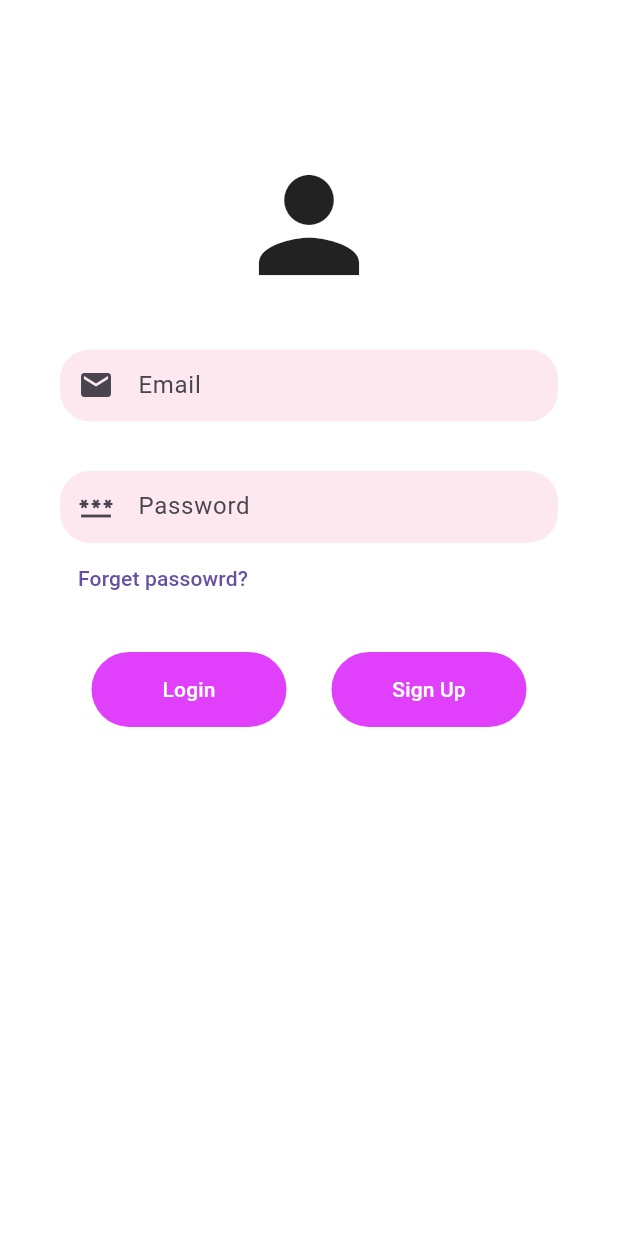
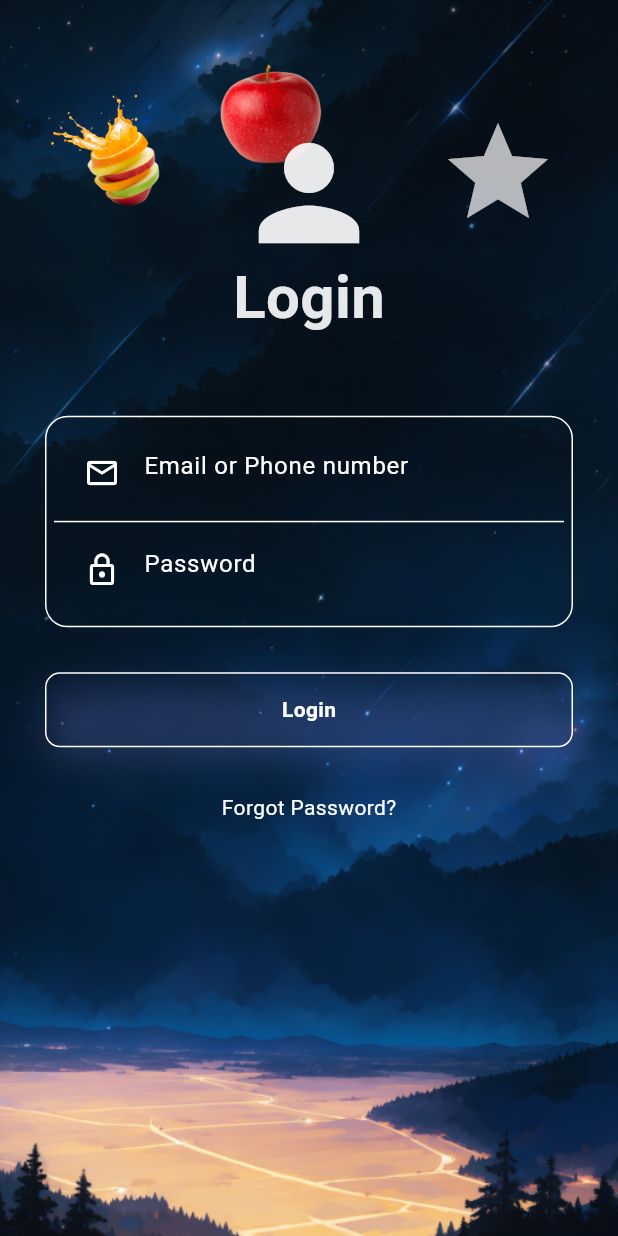
Before and after one commit to Jagddish/sankar, a Flutter app: the screen it shows after launch, on a phone screen of 412 x 824 dp. Run offline on Flutter 3.47's test engine with Material 3 defaults, Android fonts, the phone set to English and light mode, and no system bars; our stand-ins replace animate_do.

Commit message:
Add animated login page

```diff
--- a/lib/main.dart
+++ b/lib/main.dart
@@ -1,4 +1,5 @@
 import 'package:flutter/material.dart';
+import 'package:sankar/pages/animated_login.dart';
 import 'package:sankar/pages/formfield.dart';
 import 'package:sankar/pages/home_page.dart';
 import 'package:sankar/pages/login_page.dart';
@@ -15,7 +16,7 @@ class MyApp extends StatelessWidget {
     return MaterialApp(
       debugShowCheckedModeBanner: false,
       home: Scaffold(
-        body: LoginPage(),),
+        body: AnimeLogin()),
     );
   }
 }
--- /dev/null
+++ b/lib/pages/animated_login.dart
@@ -0,0 +1,192 @@
+import 'package:animate_do/animate_do.dart';
+import 'package:flutter/cupertino.dart';
+import 'package:flutter/material.dart';
+
+class AnimeLogin extends StatefulWidget {
+  const AnimeLogin({super.key});
+
+  @override
+  State<AnimeLogin> createState() => _AnimeLoginState();
+}
+
+class _AnimeLoginState extends State<AnimeLogin> {
+  @override
+  Widget build(BuildContext context) {
+    final double height = MediaQuery.of(context).size.height;
+
+    return Scaffold(
+
+      body: Container(
+        width: double.maxFinite,
+        height: double.maxFinite,
+        decoration: BoxDecoration(
+          image: DecorationImage(
+            image: AssetImage('images/night.png'),
+            fit: BoxFit.cover,
+          ),
+          color: Colors.transparent,
+        ),
+        child: Column(
+          children: [
+            Container(
+              height: height*0.3,
+
+              child: Stack(children: [
+                Positioned(
+                  left: 30,
+                  width: 80,
+                  height: 200,
+                  child: FadeInDown(duration: Duration(seconds: 1), child: Container(
+                    decoration: BoxDecoration(
+                        image: DecorationImage(
+                            image: AssetImage('images/fruits.png'),
+                        )
+                    ),
+                  )),
+                ),
+                Positioned(
+                  left: 140,
+                  width: 80,
+                  height: 150,
+                  child: FadeInDown(duration: Duration(milliseconds: 1200), child: Container(
+                    decoration: BoxDecoration(
+                        image: DecorationImage(
+                            image: AssetImage('images/apple.png')
+                        )
+                    ),
+                  )),
+                ),
+                Positioned(
+                  right: 40,
+                  top: 40,
+                  width: 80,
+                  height: 150,
+                  child: FadeInDown(duration: Duration(milliseconds: 1300),
+                      child: Container(
+                        child: Icon(Icons.star,size: 80,color: Color.fromRGBO(255, 255, 255, .7),),
+                    // decoration: BoxDecoration(
+                    //     image: DecorationImage(
+                    //         image: AssetImage('images/straberry.png')
+                    //     )
+                    // ),
+                  )),
+                ),
+                Positioned(
+
+                  child: FadeInUp(duration: Duration(milliseconds: 1600), child: Container(
+                    margin: EdgeInsets.only(top: 10),
+                    child: Center(
+                      child: Icon(Icons.person,color: Color.fromRGBO(255, 255, 255, .9),size: 100,)
+                      // Text("Login", style: TextStyle(
+                      //     color: Color.fromRGBO(255, 255, 255,1) ,
+                      //     fontSize: 40, fontWeight: FontWeight.bold),),
+                    ),
+                  )),
+                ),
+                Positioned(
+                  child: FadeInUp(duration: Duration(milliseconds: 1600), child: Container(
+                    margin: EdgeInsets.only(top: 150),
+                    child: Center(
+                      child: Text("Login", style: TextStyle(
+                          color: Color.fromRGBO(255, 255, 255,.9) ,
+                          fontSize: 40, fontWeight: FontWeight.bold),),
+                    ),
+                  )),
+                ),
+
+
+
+              ],)
+            ),
+            Padding(
+              padding: EdgeInsets.all(30.0),
+              child: Column(
+                children: <Widget>[
+                  FadeInUp(duration: Duration(milliseconds: 1800), child: Container(
+                    padding: EdgeInsets.all(5),
+                    decoration: BoxDecoration(
+                        color: Colors.transparent,
+                        borderRadius: BorderRadius.circular(15.0),
+                        border: Border.all(color: Colors.white),
+
+
+                        // boxShadow: [
+                        //   BoxShadow(
+                        //       color: Color.fromRGBO(143, 148, 251, .2),
+                        //       blurRadius: 20.0,
+                        //       offset: Offset(0, 10)
+                        //   )
+                        // ]
+                    ),
+                    child: Column(
+                      children: <Widget>[
+                        // Email text-field
+                        Container(
+                          padding: EdgeInsets.all(8.0),
+                          decoration: BoxDecoration(
+                              border: Border(bottom: BorderSide(color:  Colors.white),)
+                          ),
+                          child: TextField(
+                            decoration: InputDecoration(
+                                border: InputBorder.none,
+                                hintText: "Email or Phone number",
+                                hintStyle: TextStyle(color: Colors.white),
+                              prefixIcon: Icon(Icons.email_outlined,color: Colors.white,),
+                            ),
+                          ),
+                        ),
+
+                        // password
+                        Container(
+                          padding: EdgeInsets.all(8.0),
+                          child: TextField(
+                            obscureText: true,
+                            obscuringCharacter: '#',
+                            decoration: InputDecoration(
+                                border: InputBorder.none,
+                                hintText: "Password",
+                                hintStyle: TextStyle(color: Colors.white),
+                              prefixIcon: Icon(Icons.lock_outline,color: Colors.white,),
+                            ),
+                          ),
+                        )
+                      ],
+                    ),
+                  )),
+                  SizedBox(height: 30,),
+                  FadeInUp(duration: Duration(milliseconds: 1900),
+                    child: Container(
+                      height: 50,
+                      decoration: BoxDecoration(
+                        // color: Color.fromRGBO(214, 176, 135, 1),
+                        borderRadius: BorderRadius.circular(10),
+                        border: Border.all(color: Colors.white),
+                          boxShadow: [
+                          BoxShadow(
+                              color: Color.fromRGBO(143, 148, 251, .2),
+                              blurRadius: 20.0,
+                              offset: Offset(0, 10)
+                          )
+                        ]
+                        // gradient: LinearGradient(
+                        //   colors: [
+                        //     Color.fromRGBO(143, 148, 251, 1),
+                        //     Color.fromRGBO(143, 148, 251, .6),
+                        //   ],),
+                      ),
+                      child: Center(
+                        child: Text("Login", style: TextStyle(color: Colors.white, fontWeight: FontWeight.bold),),
+                      ),
+                    ),
+                  ),
+                  SizedBox(height: 30,),
+                  FadeInUp(duration: Duration(milliseconds: 2000), child: Text("Forgot Password?", style: TextStyle(color: Colors.white),)),
+                ],
+              ),
+            ),
+          ],
+        ),
+      ),
+    );
+  }
+}
--- a/lib/pages/home_page.dart
+++ b/lib/pages/home_page.dart
@@ -80,8 +80,7 @@ class HomePage extends StatelessWidget {
       drawer: Drawer(
         child: ListView(
           children: [
-            Expanded(
-              child: Container(
+            Container(
               color: Colors.purple.shade800,
               height: height * 0.28, //container size
               padding: EdgeInsets.only(
@@ -105,22 +104,21 @@ class HomePage extends StatelessWidget {
                       crossAxisAlignment: CrossAxisAlignment.start,
                       children: [
                         Text(
-                            'Shankar Ankepaka',
-                            style: TextStyle(color: Colors.white),
+                          'Flutter Developer',
+                          style: TextStyle(color: Colors.white, fontSize: 20.0,),
                         ),
                         SizedBox(
                           height: height * 0.01,
                         ),
                         Text(
-                            'Shankar@gmail.com',
-                            style: TextStyle(color: Colors.white),
+                          'flutter@developer.com',
+                          style: TextStyle(color: Colors.white,fontSize: 20.0),
                         ),
                       ],
                     ),
                     // SizedBox(height: height*0.02,),
                   )
                 ],
-                ),
               ),
             ),
             Container(
--- a/pubspec.yaml
+++ b/pubspec.yaml
@@ -35,6 +35,7 @@ dependencies:
   # The following adds the Cupertino Icons font to your application.
   # Use with the CupertinoIcons class for iOS style icons.
   cupertino_icons: ^1.0.6
+  animate_do: ^3.3.4
 
 dev_dependencies:
   flutter_test:
```
Also changed, not shown: images/mon.png (added), images/moon.png (added), images/night.png (added), images/star.jpg (added), pubspec.lock. Lines whose indentation alone changed are shown as unchanged.
